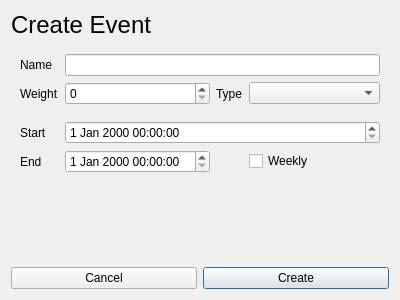
First picture: the form in src/widgets/CourseMod/EditEventDialog/editeventdialog.ui, repository gregk27/TasQ-Application, before the edit.
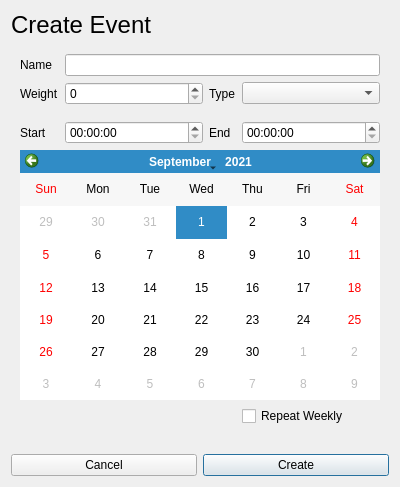
Second picture: the form after the edit.

Commit message: Overhaul edit event dialog

```diff
--- a/src/widgets/CourseMod/EditEventDialog/editeventdialog.ui
+++ b/src/widgets/CourseMod/EditEventDialog/editeventdialog.ui
@@ -7,7 +7,7 @@
     <x>0</x>
     <y>0</y>
     <width>400</width>
-    <height>300</height>
+    <height>487</height>
    </rect>
   </property>
   <property name="windowTitle">
@@ -35,14 +35,18 @@
    <item>
     <widget class="QWidget" name="widget_2" native="true">
      <layout class="QGridLayout" name="gridLayout" columnstretch="1,0,0,0">
-      <item row="4" column="1">
-       <widget class="QDateTimeEdit" name="endInput"/>
-      </item>
-      <item row="3" column="1" colspan="3">
-       <widget class="QDateTimeEdit" name="startInput"/>
-      </item>
-      <item row="1" column="3">
-       <widget class="QComboBox" name="typeInput"/>
+      <item row="3" column="0">
+       <widget class="QLabel" name="label_4">
+        <property name="sizePolicy">
+         <sizepolicy hsizetype="Fixed" vsizetype="Preferred">
+          <horstretch>0</horstretch>
+          <verstretch>0</verstretch>
+         </sizepolicy>
+        </property>
+        <property name="text">
+         <string>Start</string>
+        </property>
+       </widget>
       </item>
       <item row="1" column="0">
        <widget class="QLabel" name="label_5">
@@ -57,6 +61,47 @@
         </property>
        </widget>
       </item>
+      <item row="1" column="3">
+       <widget class="QComboBox" name="typeInput"/>
+      </item>
+      <item row="4" column="0" colspan="4">
+       <widget class="QCalendarWidget" name="dateInput">
+        <property name="sizePolicy">
+         <sizepolicy hsizetype="Preferred" vsizetype="MinimumExpanding">
+          <horstretch>0</horstretch>
+          <verstretch>5</verstretch>
+         </sizepolicy>
+        </property>
+        <property name="minimumSize">
+         <size>
+          <width>0</width>
+          <height>175</height>
+         </size>
+        </property>
+        <property name="maximumSize">
+         <size>
+          <width>16777215</width>
+          <height>250</height>
+         </size>
+        </property>
+        <property name="selectedDate">
+         <date>
+          <year>2021</year>
+          <month>9</month>
+          <day>1</day>
+         </date>
+        </property>
+        <property name="firstDayOfWeek">
+         <enum>Qt::Sunday</enum>
+        </property>
+        <property name="gridVisible">
+         <bool>false</bool>
+        </property>
+        <property name="verticalHeaderFormat">
+         <enum>QCalendarWidget::NoVerticalHeader</enum>
+        </property>
+       </widget>
+      </item>
       <item row="1" column="1">
        <widget class="QSpinBox" name="weightInput">
         <property name="maximum">
@@ -64,49 +109,32 @@
         </property>
        </widget>
       </item>
-      <item row="4" column="0">
+      <item row="3" column="1">
+       <widget class="QTimeEdit" name="startInput"/>
+      </item>
+      <item row="3" column="2">
        <widget class="QLabel" name="label_7">
         <property name="text">
          <string>End</string>
         </property>
        </widget>
       </item>
-      <item row="4" column="3">
-       <widget class="QCheckBox" name="weeklyInput">
+      <item row="0" column="0">
+       <widget class="QLabel" name="label_3">
+        <property name="sizePolicy">
+         <sizepolicy hsizetype="Fixed" vsizetype="Preferred">
+          <horstretch>0</horstretch>
+          <verstretch>0</verstretch>
+         </sizepolicy>
+        </property>
         <property name="text">
-         <string>Weekly</string>
+         <string>Name</string>
         </property>
        </widget>
       </item>
       <item row="0" column="1" colspan="3">
        <widget class="QLineEdit" name="nameInput"/>
       </item>
-      <item row="5" column="1">
-       <spacer name="horizontalSpacer">
-        <property name="orientation">
-         <enum>Qt::Horizontal</enum>
-        </property>
-        <property name="sizeHint" stdset="0">
-         <size>
-          <width>40</width>
-          <height>20</height>
-         </size>
-        </property>
-       </spacer>
-      </item>
-      <item row="5" column="3">
-       <spacer name="horizontalSpacer_2">
-        <property name="orientation">
-         <enum>Qt::Horizontal</enum>
-        </property>
-        <property name="sizeHint" stdset="0">
-         <size>
-          <width>40</width>
-          <height>20</height>
-         </size>
-        </property>
-       </spacer>
-      </item>
       <item row="1" column="2">
        <widget class="QLabel" name="label">
         <property name="text">
@@ -114,19 +142,6 @@
         </property>
        </widget>
       </item>
-      <item row="3" column="0">
-       <widget class="QLabel" name="label_4">
-        <property name="sizePolicy">
-         <sizepolicy hsizetype="Fixed" vsizetype="Preferred">
-          <horstretch>0</horstretch>
-          <verstretch>0</verstretch>
-         </sizepolicy>
-        </property>
-        <property name="text">
-         <string>Start</string>
-        </property>
-       </widget>
-      </item>
       <item row="2" column="1">
        <spacer name="verticalSpacer_2">
         <property name="orientation">
@@ -143,52 +158,58 @@
         </property>
        </spacer>
       </item>
-      <item row="0" column="0">
-       <widget class="QLabel" name="label_3">
-        <property name="sizePolicy">
-         <sizepolicy hsizetype="Fixed" vsizetype="Preferred">
-          <horstretch>0</horstretch>
-          <verstretch>0</verstretch>
-         </sizepolicy>
+      <item row="6" column="1">
+       <spacer name="horizontalSpacer">
+        <property name="orientation">
+         <enum>Qt::Horizontal</enum>
         </property>
+        <property name="sizeHint" stdset="0">
+         <size>
+          <width>40</width>
+          <height>0</height>
+         </size>
+        </property>
+       </spacer>
+      </item>
+      <item row="6" column="3">
+       <spacer name="horizontalSpacer_2">
+        <property name="orientation">
+         <enum>Qt::Horizontal</enum>
+        </property>
+        <property name="sizeHint" stdset="0">
+         <size>
+          <width>40</width>
+          <height>0</height>
+         </size>
+        </property>
+       </spacer>
+      </item>
+      <item row="5" column="3">
+       <widget class="QCheckBox" name="weeklyInput">
         <property name="text">
-         <string>Name</string>
+         <string>Repeat Weekly</string>
         </property>
        </widget>
       </item>
+      <item row="3" column="3">
+       <widget class="QTimeEdit" name="endInput"/>
+      </item>
+      <item row="7" column="1">
+       <spacer name="verticalSpacer">
+        <property name="orientation">
+         <enum>Qt::Vertical</enum>
+        </property>
+        <property name="sizeHint" stdset="0">
+         <size>
+          <width>20</width>
+          <height>0</height>
+         </size>
+        </property>
+       </spacer>
+      </item>
      </layout>
     </widget>
    </item>
-   <item>
-    <widget class="QLabel" name="errorLabel">
-     <property name="font">
-      <font>
-       <pointsize>12</pointsize>
-       <weight>75</weight>
-       <bold>true</bold>
-      </font>
-     </property>
-     <property name="text">
-      <string/>
-     </property>
-     <property name="alignment">
-      <set>Qt::AlignCenter</set>
-     </property>
-    </widget>
-   </item>
-   <item>
-    <spacer name="verticalSpacer">
-     <property name="orientation">
-      <enum>Qt::Vertical</enum>
-     </property>
-     <property name="sizeHint" stdset="0">
-      <size>
-       <width>20</width>
-       <height>17</height>
-      </size>
-     </property>
-    </spacer>
-   </item>
    <item>
     <widget class="QWidget" name="widget" native="true">
      <property name="sizePolicy">
```
Left out of the diff: 60 changed lines with no effect on the pictures. The commit also changes 2 other files.
